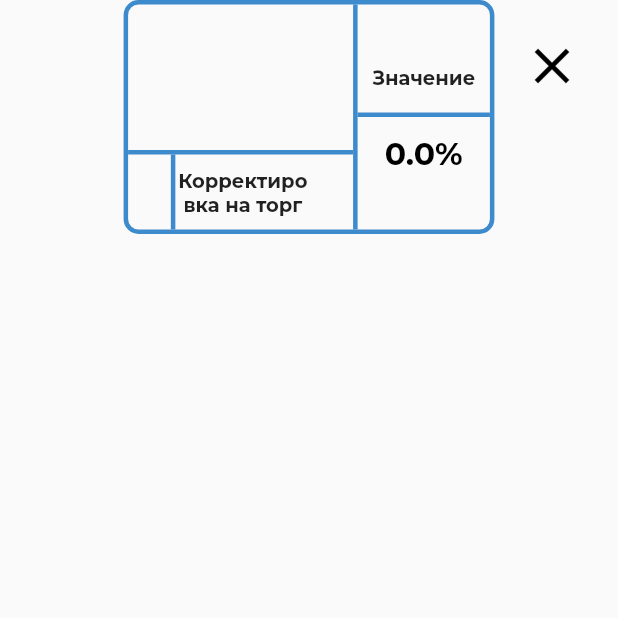
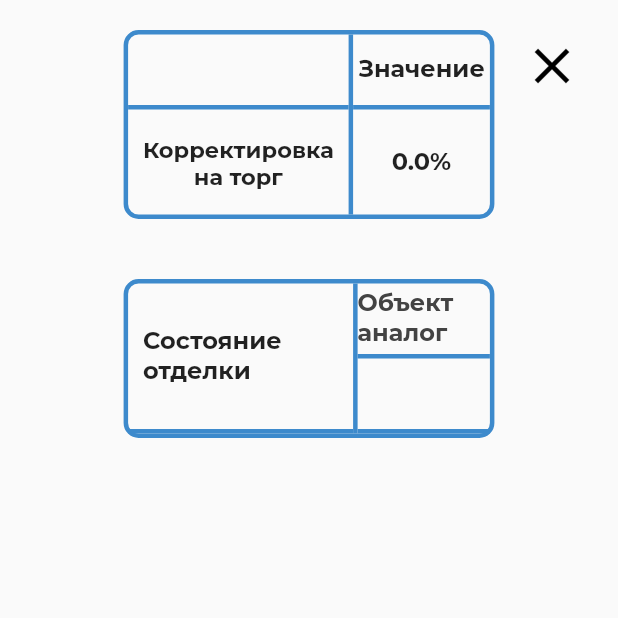
Before and after one commit to Vsageev/mos-estate, a Flutter app: the RatiosTablesPage screen opened directly with empty values, after a tap on the "close" icon, on a phone screen of 412 x 824 dp, the top half of it. Run offline on Flutter 3.47's test engine with Material 2 defaults, Android fonts, the phone set to English and light mode, and no system bars; drawn by our look-alikes of overlay_support; our stand-ins replace dotted_border, file_picker, flutter_bloc, google_maps_flutter, shared_preferences, sliver_tools; missing offline and left inert: excel; accounts and stored records are empty; network calls fail; project files that could hold a hidden picture were left out.

Commit message:
update tables

```diff
--- a/lib/pages/standart_calculation/ratios_tables/bargain_table.dart
+++ b/lib/pages/standart_calculation/ratios_tables/bargain_table.dart
@@ -33,36 +33,24 @@ class BargainTable extends StatelessWidget {
               children: [
                 Container(
                   decoration: const BoxDecoration(
-                    border: Border(
-                      right: _side,
+                    border: Border(right: _side),
                   ),
-                  ),
+                  width: 150,
                   child: Column(
                     children: [
                       Container(
-                        height: 100,
-                        width: 150,
                         decoration: const BoxDecoration(
                           border: Border(bottom: _side),
                         ),
-                        padding: const EdgeInsets.all(10),
+                        height: 50,
                       ),
-                      Container(
-                        decoration: const BoxDecoration(
-                          border: Border(left: _side),
-                        ),
-                        child: const SizedBox(
-                          height: 50,
-                          width: 90,
+                      const SizedBox(
+                        height: 70,
                         child: Center(
                           child: Text(
                             'Корректировка на торг',
                             textAlign: TextAlign.center,
-                              style: TextStyle(
-                                fontSize: 13,
-                                fontWeight: FontWeight.w700,
-                              ),
-                            ),
+                            style: TextStyle(fontSize: 15, fontWeight: FontWeight.w700),
                           ),
                         ),
                       )
@@ -71,39 +59,28 @@ class BargainTable extends StatelessWidget {
                 ),
                 Expanded(
                   child: Column(
-                    mainAxisAlignment: MainAxisAlignment.start,
                     children: [
                       Container(
-                        height: 50,
                         decoration: const BoxDecoration(
                           border: Border(bottom: _side),
                         ),
+                        height: 50,
                         child: const Center(
                           child: Text(
                             'Значение',
-                            textAlign: TextAlign.center,
-                            style: TextStyle(
-                              fontSize: 13,
-                              fontWeight: FontWeight.w700,
-                            ),
+                            style: TextStyle(fontSize: 16, fontWeight: FontWeight.w700),
                           ),
                         ),
                       ),
                       SizedBox(
-                        height: 50,
-                        child: Expanded(
+                        height: 70,
                         child: Center(
                           child: Text(
                             _getPercents(ratio.value!),
-                              style: const TextStyle(
-                                color: Colors.black,
-                                fontSize: 21,
-                                fontWeight: FontWeight.w700,
+                            style: const TextStyle(fontSize: 16, fontWeight: FontWeight.w700),
                           ),
                         ),
-                          ),
-                        ),
-                      ),
+                      )
                     ],
                   ),
                 )
--- a/lib/pages/standart_calculation/ratios_tables/condition_table.dart
+++ b/lib/pages/standart_calculation/ratios_tables/condition_table.dart
@@ -0,0 +1,180 @@
+import 'package:flutter/material.dart';
+import 'package:mos_estate/pages/standart_calculation/ratios.dart';
+import 'package:mos_estate/shared/constants/colors.dart';
+import 'package:mos_estate/shared/utils/price_to_string.dart';
+
+class ConditionTable extends StatelessWidget {
+  const ConditionTable({super.key, required this.adjustments, required this.title});
+
+  final String title;
+  final ConditionAdjustments adjustments;
+
+  static const _side = BorderSide(
+    color: CustomColors.brightAccent,
+    width: 3,
+  );
+
+  @override
+  Widget build(BuildContext context) {
+    return Row(
+      children: [
+        const Expanded(child: SizedBox.shrink()),
+        Expanded(
+          flex: 3,
+          child: Container(
+            decoration: BoxDecoration(
+              border: Border.all(color: CustomColors.brightAccent, width: 3),
+              borderRadius: BorderRadius.circular(10),
+            ),
+            child: Row(
+              children: [
+                Container(
+                  decoration: const BoxDecoration(
+                    border: Border(
+                      right: _side,
+                    ),
+                  ),
+                  child: Column(
+                    children: [
+                      Container(
+                        height: 100,
+                        width: 150,
+                        decoration: const BoxDecoration(
+                          border: Border(bottom: _side),
+                        ),
+                        padding: const EdgeInsets.all(10),
+                        child: Center(
+                          child: Text(
+                            title,
+                            style: const TextStyle(fontSize: 16, fontWeight: FontWeight.w700),
+                          ),
+                        ),
+                      ),
+                      Row(
+                        children: [
+                          SizedBox(
+                            width: 60,
+                            height: adjustments.names.length * 50,
+                            child: const RotatedBox(
+                              quarterTurns: -1,
+                              child: Center(
+                                child: Text(
+                                  'Объект оценки',
+                                  textAlign: TextAlign.center,
+                                  style: TextStyle(
+                                    fontSize: 16,
+                                    fontWeight: FontWeight.w700,
+                                    color: Color.fromRGBO(67, 67, 67, 1),
+                                  ),
+                                ),
+                              ),
+                            ),
+                          ),
+                          Container(
+                            decoration: const BoxDecoration(
+                              border: Border(left: _side),
+                            ),
+                            child: Column(
+                              children: adjustments.names
+                                  .map((e) => SizedBox(
+                                        height: 50,
+                                        width: 90,
+                                        child: Center(
+                                            child: Text(
+                                          e,
+                                          textAlign: TextAlign.center,
+                                          style: TextStyle(
+                                            fontSize: e.length < 8 ? 16 : 13,
+                                            fontWeight: FontWeight.w700,
+                                          ),
+                                        )),
+                                      ))
+                                  .toList(),
+                            ),
+                          ),
+                        ],
+                      )
+                    ],
+                  ),
+                ),
+                Expanded(
+                  child: Column(
+                    mainAxisAlignment: MainAxisAlignment.start,
+                    children: [
+                      Container(
+                        decoration: const BoxDecoration(
+                          border: Border(bottom: _side),
+                        ),
+                        height: 50,
+                        child: const Center(
+                          child: Text(
+                            'Объект аналог',
+                            style: TextStyle(
+                              fontSize: 16,
+                              fontWeight: FontWeight.w700,
+                              color: Color.fromRGBO(67, 67, 67, 1),
+                            ),
+                          ),
+                        ),
+                      ),
+                      Container(
+                        height: 50,
+                        decoration: const BoxDecoration(
+                          border: Border(bottom: _side),
+                        ),
+                        child: Row(
+                          children: adjustments.names
+                              .map(
+                                (e) => Expanded(
+                                  child: Center(
+                                    child: Text(
+                                      e,
+                                      textAlign: TextAlign.center,
+                                      style: TextStyle(
+                                        fontSize: e.length < 8 ? 16 : 13,
+                                        fontWeight: FontWeight.w700,
+                                      ),
+                                    ),
+                                  ),
+                                ),
+                              )
+                              .toList(),
+                        ),
+                      ),
+                      ...adjustments.values
+                          .map(
+                            (row) => SizedBox(
+                              height: 50,
+                              child: Row(
+                                children: row
+                                    .map(
+                                      (e) => Expanded(
+                                        child: Center(
+                                          child: Text(
+                                            priceToString(e),
+                                            style: TextStyle(
+                                              color: e == 0 ? const Color.fromRGBO(207, 207, 207, 1) : Colors.black,
+                                              fontSize: 21,
+                                              fontWeight: FontWeight.w700,
+                                            ),
+                                          ),
+                                        ),
+                                      ),
+                                    )
+                                    .toList(),
+                              ),
+                            ),
+                          )
+                          .toList()
+                    ],
+                  ),
+                )
+              ],
+            ),
+          ),
+        ),
+        const Expanded(child: SizedBox.shrink()),
+      ],
+    );
+  }
+}
--- a/lib/pages/standart_calculation/ratios_tables/ratios_tables_page.dart
+++ b/lib/pages/standart_calculation/ratios_tables/ratios_tables_page.dart
@@ -2,6 +2,7 @@ import 'package:flutter/material.dart';
 import 'package:mos_estate/pages/standart_calculation/analogue.dart';
 import 'package:mos_estate/pages/standart_calculation/ratios.dart';
 import 'package:mos_estate/pages/standart_calculation/ratios_tables/bargain_table.dart';
+import 'package:mos_estate/pages/standart_calculation/ratios_tables/condition_table.dart';
 import 'package:mos_estate/pages/standart_calculation/ratios_tables/ratio_table.dart';
 import 'package:mos_estate/shared/constants/parameters.dart';
 
@@ -21,7 +22,10 @@ class RatiosTablesPage extends StatelessWidget {
           SingleChildScrollView(
             child: Column(
               children: [
-                BargainTable(ratio: bargainRatio),
+                Padding(
+                  padding: const EdgeInsets.symmetric(vertical: 20),
+                  child: BargainTable(ratio: bargainRatio),
+                ),
                 ...ratios
                     .map(
                       (key, value) => MapEntry(
@@ -36,6 +40,10 @@ class RatiosTablesPage extends StatelessWidget {
                       ),
                     )
                     .values,
+                Padding(
+                  padding: const EdgeInsets.symmetric(vertical: 20),
+                  child: ConditionTable(adjustments: conditionAdjustments, title: "Состояние отделки"),
+                ),
               ],
             ),
           ),
--- a/lib/shared/constants/parameters.dart
+++ b/lib/shared/constants/parameters.dart
@@ -38,8 +38,6 @@ enum Parameter {
         return "Наличие балкона/лоджи";
       case Parameter.distanceFromMetro:
         return "Расстояние до метро (ед.изм. мин./пешком)";
-      // case Parameter.condition:
-      //   return "Состояние отделки";
       default:
         return "";
     }
--- a/lib/shared/utils/price_to_string.dart
+++ b/lib/shared/utils/price_to_string.dart
@@ -1,6 +1,9 @@
 String priceToString(int price) {
   String temp = price.toString();
   for (var i = temp.length - 2; i > 0; i -= 3) {
+    if (i == 2 && temp[0] == '-') {
+      continue;
+    }
     temp = temp.replaceRange(i - 1, null, " ${temp.substring(i - 1)}");
   }
   return "$temp ₽";
```
Also changed, not shown: lib/pages/standart_calculation/ratios.dart (+0 -9 lines). Lines whose indentation alone changed are shown as unchanged.
